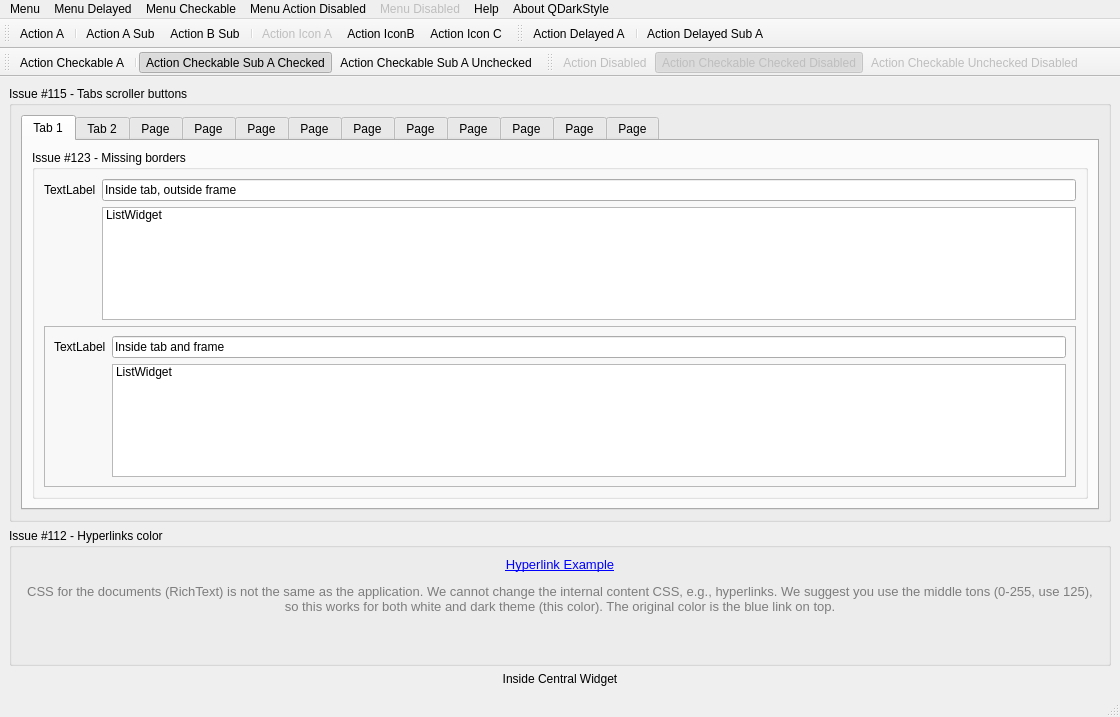
First picture: the form in external-deps/qdarkstyle/qdarkstyle/example/ui/mw_menus.ui, repository spyder-ide/spyder, before the edit.
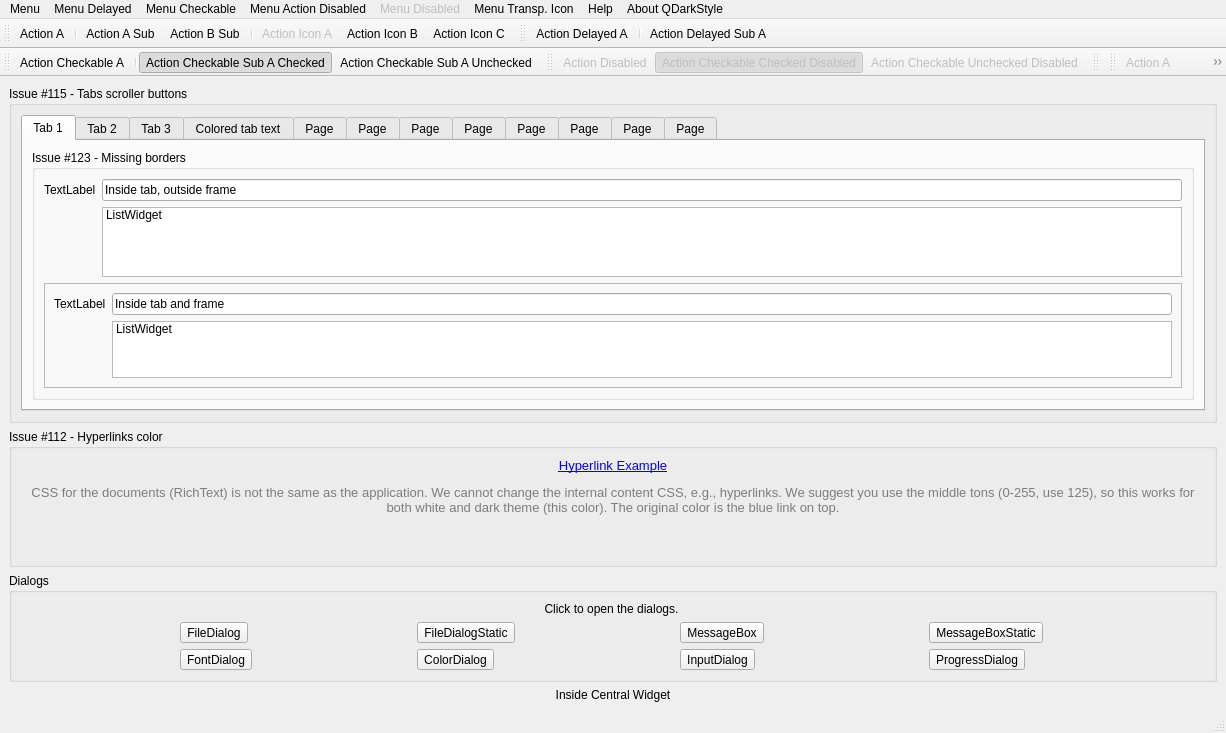
Second picture: the form after the edit. Icons and pictures are not drawn.

```diff
--- a/external-deps/qdarkstyle/qdarkstyle/example/ui/mw_menus.ui
+++ b/external-deps/qdarkstyle/qdarkstyle/example/ui/mw_menus.ui
@@ -6,8 +6,8 @@
    <rect>
     <x>0</x>
     <y>0</y>
-    <width>1120</width>
-    <height>717</height>
+    <width>1226</width>
+    <height>719</height>
    </rect>
   </property>
   <property name="windowTitle">
@@ -15,6 +15,16 @@
   </property>
   <widget class="QWidget" name="centralwidget">
    <layout class="QGridLayout" name="gridLayout_7">
+    <item row="3" column="0">
+     <widget class="QLabel" name="label_71">
+      <property name="text">
+       <string>Inside Central Widget</string>
+      </property>
+      <property name="alignment">
+       <set>Qt::AlignCenter</set>
+      </property>
+     </widget>
+    </item>
     <item row="0" column="0">
      <widget class="QGroupBox" name="groupBox_2">
       <property name="title">
@@ -119,12 +129,12 @@
          </widget>
          <widget class="QWidget" name="tab_3">
           <attribute name="title">
-           <string>Page</string>
+           <string>Tab 3</string>
           </attribute>
          </widget>
          <widget class="QWidget" name="tab_4">
           <attribute name="title">
-           <string>Page</string>
+           <string>Colored tab text</string>
           </attribute>
          </widget>
          <widget class="QWidget" name="tab_5">
@@ -208,13 +218,78 @@
      </widget>
     </item>
     <item row="2" column="0">
-     <widget class="QLabel" name="label_71">
-      <property name="text">
-       <string>Inside Central Widget</string>
+     <widget class="QGroupBox" name="groupBoxDialogs">
+      <property name="title">
+       <string>Dialogs</string>
       </property>
-      <property name="alignment">
-       <set>Qt::AlignCenter</set>
-      </property>
+      <layout class="QGridLayout" name="gridLayout_8">
+       <item row="1" column="0">
+        <widget class="QToolButton" name="toolButtonFileDialog">
+         <property name="text">
+          <string>FileDialog</string>
+         </property>
+        </widget>
+       </item>
+       <item row="1" column="1">
+        <widget class="QToolButton" name="toolButtonFileDialogStatic">
+         <property name="text">
+          <string>FileDialogStatic</string>
+         </property>
+        </widget>
+       </item>
+       <item row="1" column="2">
+        <widget class="QToolButton" name="toolButtonMessageBox">
+         <property name="text">
+          <string>MessageBox</string>
+         </property>
+        </widget>
+       </item>
+       <item row="1" column="3">
+        <widget class="QToolButton" name="toolButtonMessageBoxStatic">
+         <property name="text">
+          <string>MessageBoxStatic</string>
+         </property>
+        </widget>
+       </item>
+       <item row="2" column="0">
+        <widget class="QToolButton" name="toolButtonFontDialog">
+         <property name="text">
+          <string>FontDialog</string>
+         </property>
+        </widget>
+       </item>
+       <item row="2" column="1">
+        <widget class="QToolButton" name="toolButtonColorDialog">
+         <property name="text">
+          <string>ColorDialog</string>
+         </property>
+        </widget>
+       </item>
+       <item row="2" column="2">
+        <widget class="QToolButton" name="toolButtonInputDialog">
+         <property name="text">
+          <string>InputDialog</string>
+         </property>
+        </widget>
+       </item>
+       <item row="2" column="3">
+        <widget class="QToolButton" name="toolButtonProgressDialog">
+         <property name="text">
+          <string>ProgressDialog</string>
+         </property>
+        </widget>
+       </item>
+       <item row="0" column="0" colspan="4">
+        <widget class="QLabel" name="label_5">
+         <property name="text">
+          <string>Click to open the dialogs.</string>
+         </property>
+         <property name="alignment">
+          <set>Qt::AlignCenter</set>
+         </property>
+        </widget>
+       </item>
+      </layout>
      </widget>
     </item>
    </layout>
@@ -224,7 +299,7 @@
     <rect>
      <x>0</x>
      <y>0</y>
-     <width>1120</width>
+     <width>1226</width>
      <height>23</height>
     </rect>
    </property>
@@ -313,11 +388,19 @@
      <string>Menu Disabled</string>
     </property>
    </widget>
+   <widget class="QMenu" name="menuMenuTranspIcon">
+    <property name="title">
+     <string>Menu Transp. Icon</string>
+    </property>
+    <addaction name="actionActionCheckableA"/>
+    <addaction name="actionActionTranspIcon"/>
+   </widget>
    <addaction name="menuMenu"/>
    <addaction name="menuMenuDelayed"/>
    <addaction name="menuMenuCheckale"/>
    <addaction name="menuMenuActionDis"/>
    <addaction name="menuMenuDisabled"/>
+   <addaction name="menuMenuTranspIcon"/>
    <addaction name="menuHelp"/>
    <addaction name="menuAbout"/>
   </widget>
@@ -393,6 +476,40 @@
    <addaction name="actionActionCheckableCheckedDis"/>
    <addaction name="actionActionCheckableUncheckedDis"/>
   </widget>
+  <widget class="QToolBar" name="toolBarMenus">
+   <property name="windowTitle">
+    <string>Toolbar with menu</string>
+   </property>
+   <property name="toolTip">
+    <string>Toolbar with menu</string>
+   </property>
+   <attribute name="toolBarArea">
+    <enum>TopToolBarArea</enum>
+   </attribute>
+   <attribute name="toolBarBreak">
+    <bool>false</bool>
+   </attribute>
+  </widget>
+  <widget class="QToolBar" name="toolBarDis">
+   <property name="enabled">
+    <bool>false</bool>
+   </property>
+   <property name="windowTitle">
+    <string>Toolbar disabled</string>
+   </property>
+   <property name="toolTip">
+    <string>Toolbar disabled</string>
+   </property>
+   <attribute name="toolBarArea">
+    <enum>TopToolBarArea</enum>
+   </attribute>
+   <attribute name="toolBarBreak">
+    <bool>false</bool>
+   </attribute>
+   <addaction name="actionActionA"/>
+   <addaction name="actionActionSubA"/>
+   <addaction name="actionActionCheckableCheckedDis"/>
+  </widget>
   <action name="actionActionA">
    <property name="text">
     <string>Action A</string>
@@ -504,7 +621,7 @@
      <normaloff>:/qss_icons/${ID}/rc/window_close_focus.png</normaloff>:/qss_icons/${ID}/rc/window_close_focus.png</iconset>
    </property>
    <property name="text">
-    <string>Action IconB</string>
+    <string>Action Icon B</string>
    </property>
    <property name="toolTip">
     <string>Action Icon B</string>
```
Left out of the diff: 40 changed lines with no effect on the pictures.
